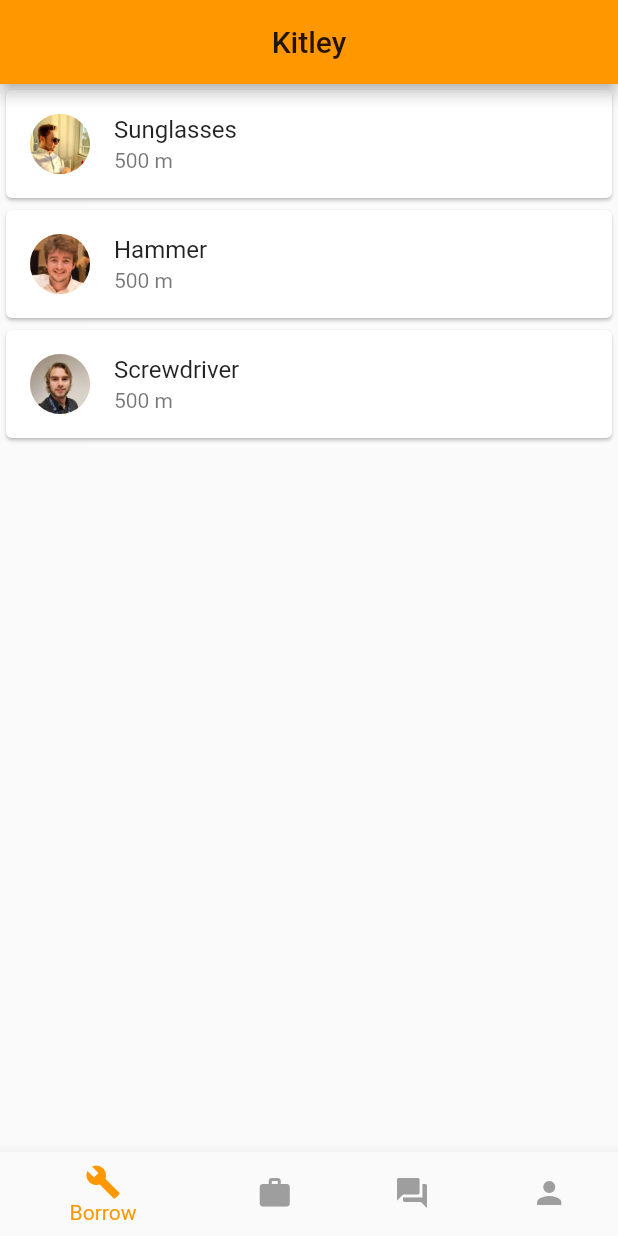
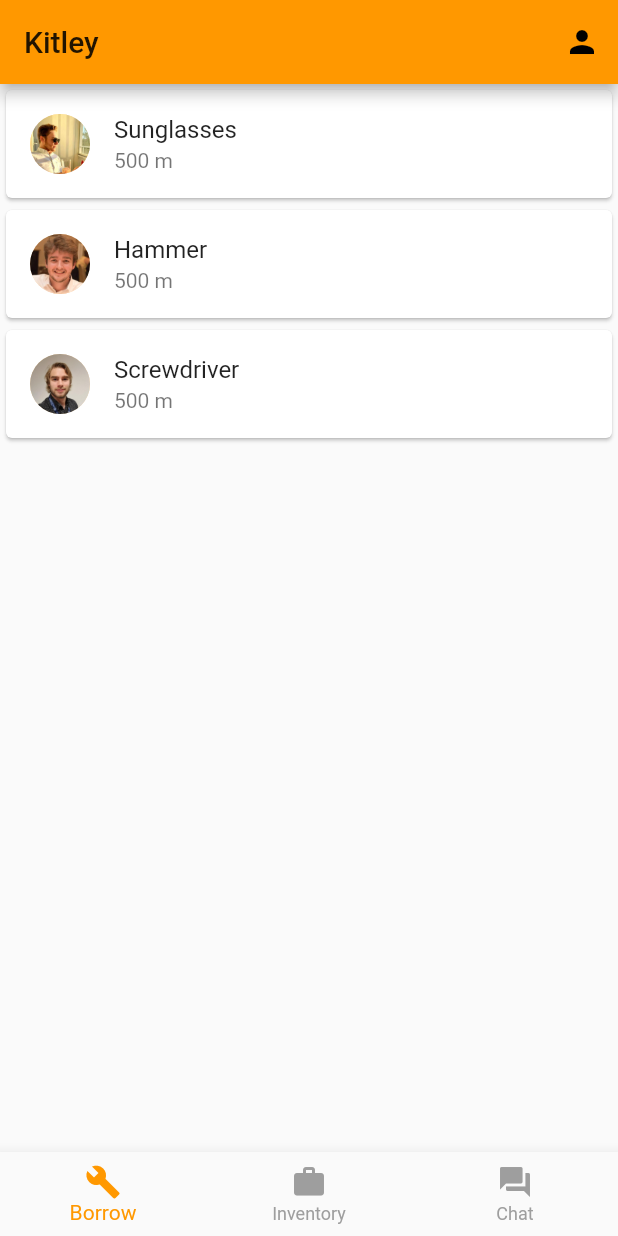
Before and after one commit to Sowdiyeah/kitley, a Flutter app: the screen it shows after launch, on a phone screen of 412 x 824 dp. Run offline on Flutter 3.47's test engine with Material 2 defaults, Android fonts, the phone set to English and light mode, and no system bars.

Commit message:
My profile is pushed on the route stack

```diff
--- a/lib/main.dart
+++ b/lib/main.dart
@@ -4,7 +4,13 @@ import 'package:kitley/pages/inventory_page.dart';
 import 'package:kitley/pages/profile_page.dart';
 import 'package:kitley/pages/search_page.dart';
 
-void main() => runApp(MyApp());
+void main() => runApp(MaterialApp(
+      title: 'Kitley',
+      theme: ThemeData(
+        primarySwatch: Colors.orange,
+      ),
+      home: MyApp(),
+    ));
 
 class MyApp extends StatefulWidget {
   @override
@@ -19,19 +25,21 @@ class MyAppState extends State<MyApp> {
     SearchPage(),
     InventoryPage(),
     ChatPage(),
-    ProfilePage(),
   ];
 
   @override
   Widget build(BuildContext context) {
-    return MaterialApp(
-      title: 'Kitley',
-      theme: ThemeData(
-        primarySwatch: Colors.orange,
-      ),
-      home: Scaffold(
+    return Scaffold(
       appBar: AppBar(
-          title: Center(child: Text('Kitley')),
+        title: Text('Kitley'),
+        actions: <Widget>[
+          IconButton(
+            icon: Icon(Icons.person),
+            onPressed: () {
+              Navigator.push(context, MaterialPageRoute(builder: (context) => ProfilePage()));
+            },
+          )
+        ],
       ),
       body: _widgetOptions[_selectedIndex],
       bottomNavigationBar: BottomNavigationBar(
@@ -41,7 +49,6 @@ class MyAppState extends State<MyApp> {
           BottomNavigationBarItem(icon: Icon(Icons.build), title: Text('Borrow')),
           BottomNavigationBarItem(icon: Icon(Icons.work), title: Text('Inventory')),
           BottomNavigationBarItem(icon: Icon(Icons.question_answer), title: Text('Chat')),
-            BottomNavigationBarItem(icon: Icon(Icons.person), title: Text('Profile')),
         ],
         onTap: (int index) {
           setState(() {
@@ -50,7 +57,6 @@ class MyAppState extends State<MyApp> {
         },
         currentIndex: _selectedIndex,
       ),
-      ),
     );
   }
 }
--- a/lib/pages/profile_page.dart
+++ b/lib/pages/profile_page.dart
@@ -3,6 +3,9 @@ import 'package:flutter/material.dart';
 class ProfilePage extends StatelessWidget {
   @override
   Widget build(BuildContext context) {
-    return Text('ProfilePage app goes here');
+    return Scaffold(
+      appBar: AppBar(title: Text('My Profile')),
+      body: Text('ProfilePage app goes here'),
+    );
   }
 }
```
Lines whose indentation alone changed are shown as unchanged.
